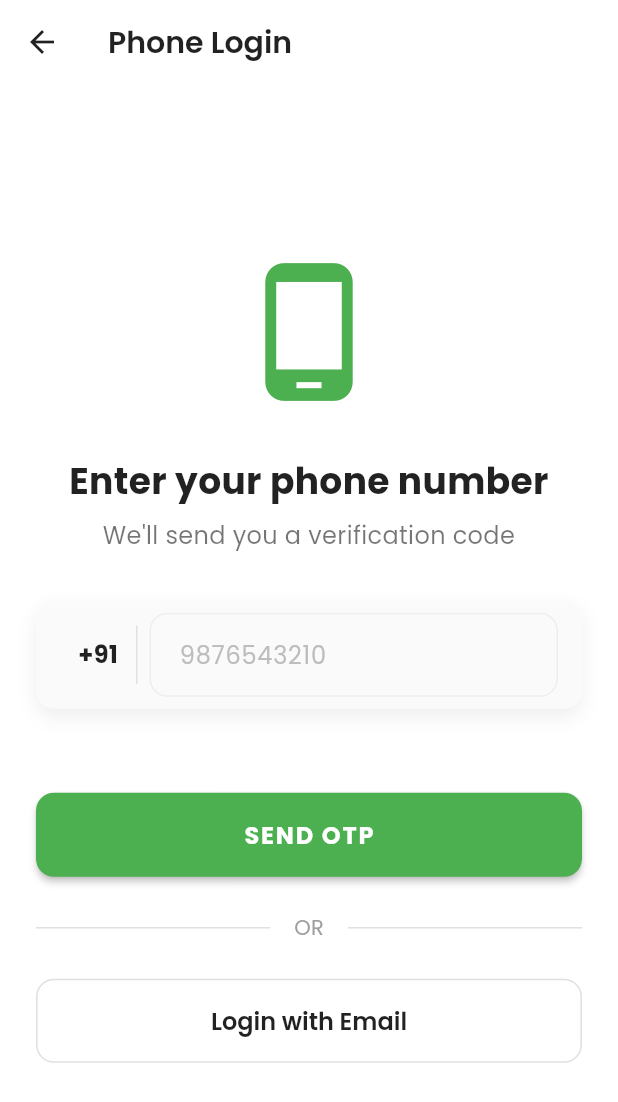
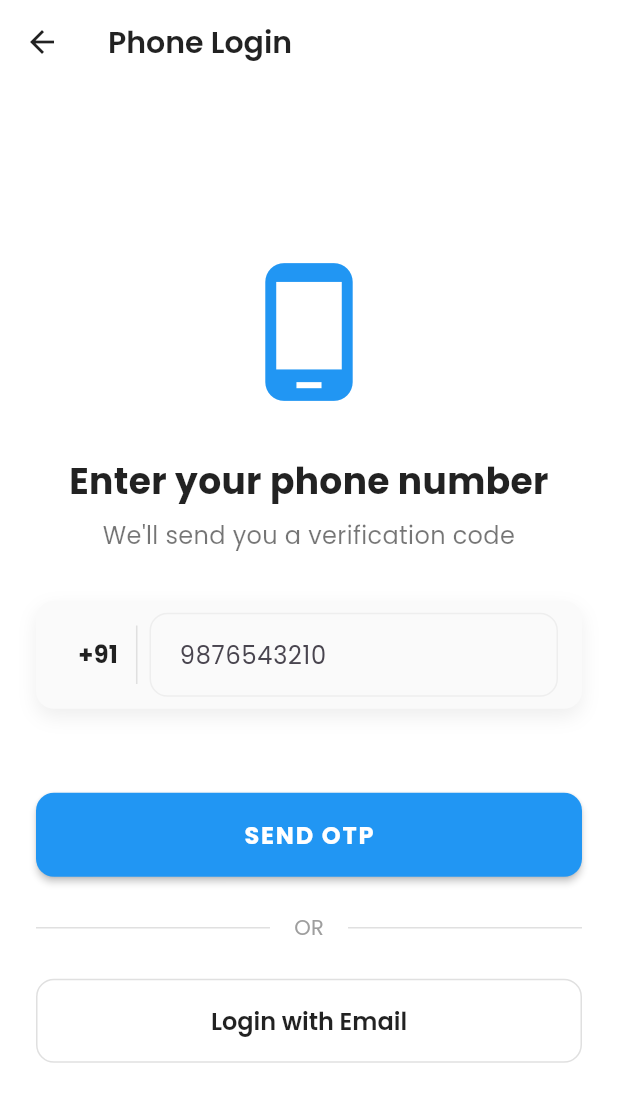
Before and after one commit to rajathganesh27/gamifiedfitnessapp, a Flutter app: the PhoneLoginScreen screen opened directly, on a phone screen of 412 x 824 dp. Shown: the top 1102 px of the screen. Run offline on Flutter 3.47's test engine with Material 3 defaults, Android fonts, the phone set to English and light mode, and no system bars; our stand-ins replace camera, cloud_firestore, firebase_auth, firebase_core, fl_chart, google_fonts; missing offline and left inert: google_mlkit_pose_detection; accounts and stored records are empty.

Commit message:
phonelogin ui

```diff
--- a/lib/screens/phone_login_screen.dart
+++ b/lib/screens/phone_login_screen.dart
@@ -139,7 +139,7 @@
                   Icon(
                     Icons.phone_android,
                     size: 100,
-                    color: Colors.green,
+                    color: const Color(0xFF2196F3),
                   ),
                   SizedBox(height: 32),
                   Text(
@@ -196,13 +196,18 @@
                             controller: _phoneController,
                             decoration: InputDecoration(
                               hintText: '9876543210',
-                              border: InputBorder.none,
-                              hintStyle: TextStyle(color: Colors.grey.shade400),
-                            ),
-                            keyboardType: TextInputType.phone,
-                            style: TextStyle(
-                              fontSize: 16,
-                              color: Colors.black87,
+                              border: OutlineInputBorder(
+                                borderRadius: BorderRadius.circular(8),
+                                borderSide: BorderSide(
+                                  color: Colors.grey.shade300,
+                                ),
+                              ),
+                              focusedBorder: OutlineInputBorder(
+                                borderRadius: BorderRadius.circular(8),
+                                borderSide: BorderSide(
+                                  color: Color(0xFF2196F3),
+                                ),
+                              ),
                             ),
                             validator: (value) {
                               if (value == null || value.isEmpty) {
@@ -254,7 +259,7 @@
                           ),
                     style: ElevatedButton.styleFrom(
                       padding: EdgeInsets.symmetric(vertical: 16),
-                      backgroundColor: Colors.green,
+                      backgroundColor: const Color(0xFF2196F3),
                       foregroundColor: Colors.white,
                       elevation: 2,
                       shape: RoundedRectangleBorder(
```
